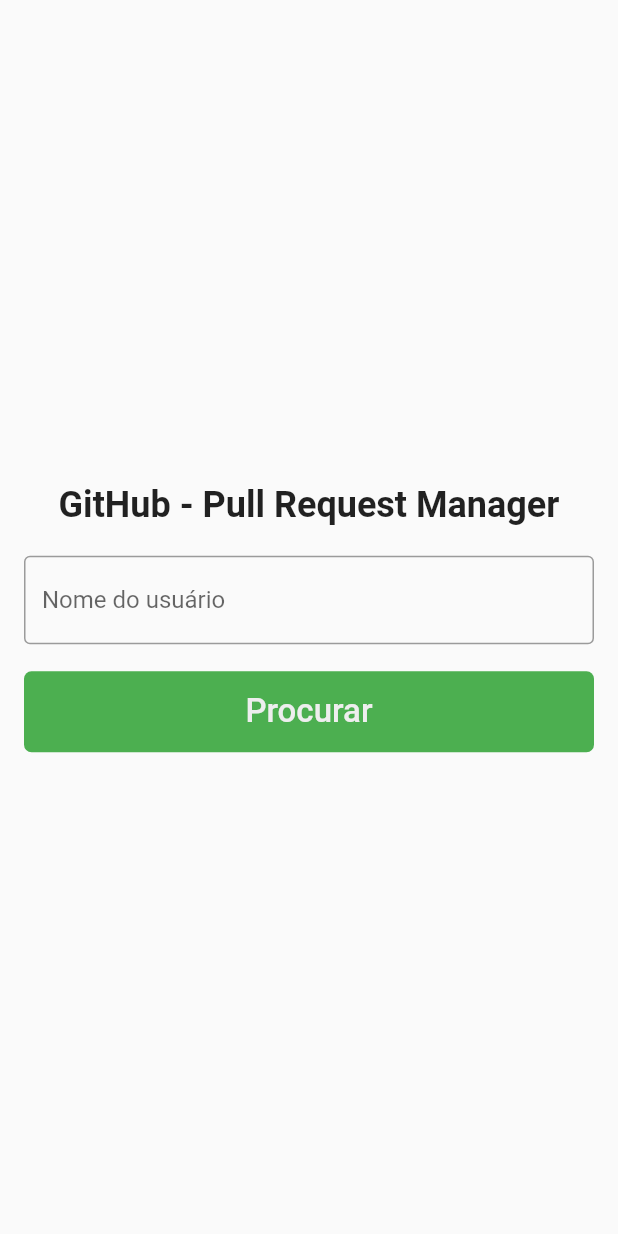
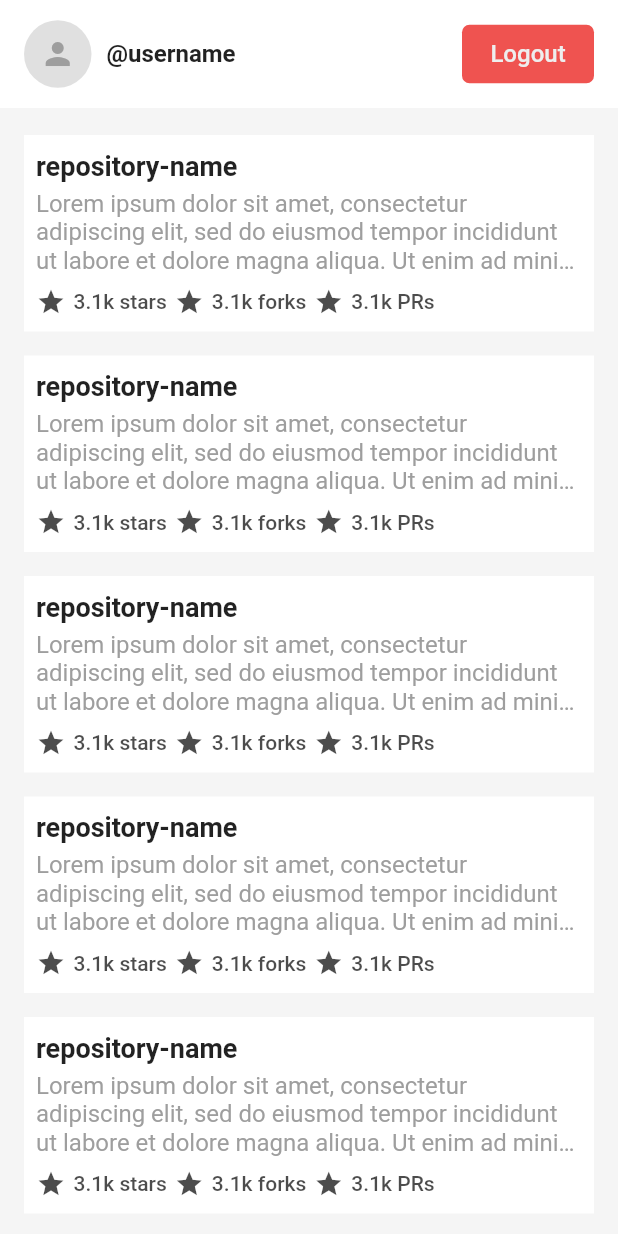
Before and after one commit to eleve-software/desafio-flutter, a Flutter app: the screen it shows after launch, after a tap on "Procurar", on a phone screen of 412 x 824 dp. Run offline on Flutter 3.47's test engine with Material 2 defaults, Android fonts, the phone set to English and light mode, and no system bars.

Commit message:
feat: add repository screen and navigation

```diff
--- /dev/null
+++ b/pull_request_manager/lib/routes.dart
@@ -0,0 +1,16 @@
+import 'package:flutter/widgets.dart';
+
+import 'ui/screens/home_screen.dart';
+import 'ui/screens/repository_screen.dart';
+
+class Routes {
+  Routes._();
+
+  static const String home = '/home';
+  static const String repository = '/repository';
+
+  static final routes = <String, WidgetBuilder>{
+    home: (context) => HomeScreen(),
+    repository: (context) => RepositoryScreen(),
+  };
+}
--- a/pull_request_manager/lib/ui/screens/home_screen.dart
+++ b/pull_request_manager/lib/ui/screens/home_screen.dart
@@ -1,4 +1,5 @@
 import 'package:flutter/material.dart';
+import 'package:pull_request_manager/routes.dart';
 
 class HomeScreen extends StatelessWidget {
   @override
@@ -42,7 +43,10 @@ class HomeScreen extends StatelessWidget {
                     ),
                   ),
                 ),
-                onPressed: () {},
+                onPressed: () => Navigator.pushNamed(
+                  context,
+                  Routes.repository,
+                ),
               )
             ],
           ),
--- /dev/null
+++ b/pull_request_manager/lib/ui/screens/repository_screen.dart
@@ -0,0 +1,81 @@
+import 'package:flutter/material.dart';
+
+import '../widgtes/repository_item.dart';
+
+class RepositoryScreen extends StatelessWidget {
+  @override
+  Widget build(BuildContext context) {
+    return Scaffold(
+      backgroundColor: Colors.grey.shade100,
+      body: SafeArea(
+        child: Column(
+          children: [
+            Container(
+              color: Colors.white,
+              padding: const EdgeInsets.symmetric(
+                horizontal: 16.0,
+                vertical: 12.0,
+              ),
+              child: Row(
+                mainAxisAlignment: MainAxisAlignment.spaceBetween,
+                children: [
+                  Row(
+                    children: [
+                      Container(
+                        width: 45.0,
+                        height: 45.0,
+                        decoration: BoxDecoration(
+                          color: Colors.grey.shade300,
+                          borderRadius: BorderRadius.circular(45.0),
+                        ),
+                        child: Icon(
+                          Icons.person,
+                          color: Colors.grey,
+                        ),
+                      ),
+                      SizedBox(width: 10.0),
+                      Text(
+                        '@username',
+                        style: TextStyle(
+                          fontSize: 16.0,
+                          color: Colors.black87,
+                          fontWeight: FontWeight.bold,
+                        ),
+                      ),
+                    ],
+                  ),
+                  FlatButton(
+                    color: Colors.red.shade400,
+                    shape: RoundedRectangleBorder(
+                      borderRadius: BorderRadius.circular(5.0),
+                    ),
+                    child: Padding(
+                      padding: const EdgeInsets.symmetric(vertical: 10.0),
+                      child: Text(
+                        'Logout',
+                        style: TextStyle(
+                          fontSize: 16.0,
+                          color: Colors.grey.shade200,
+                        ),
+                      ),
+                    ),
+                    onPressed: () => Navigator.pop(context),
+                  ),
+                ],
+              ),
+            ),
+            SizedBox(height: 10.0),
+            Expanded(
+              child: ListView.builder(
+                itemCount: 10,
+                itemBuilder: (context, index) {
+                  return RepositoryItem();
+                },
+              ),
+            )
+          ],
+        ),
+      ),
+    );
+  }
+}
--- /dev/null
+++ b/pull_request_manager/lib/ui/widgtes/repository_footer_item.dart
@@ -0,0 +1,33 @@
+import 'package:flutter/material.dart';
+
+class RepositoryFooterItem extends StatelessWidget {
+  final IconData icon;
+  final String title;
+
+  const RepositoryFooterItem({
+    Key key,
+    @required this.icon,
+    @required this.title,
+  }) : super(key: key);
+
+  @override
+  Widget build(BuildContext context) {
+    return Row(
+      children: [
+        Icon(
+          icon,
+          size: 20.0,
+          color: Colors.black.withOpacity(0.7),
+        ),
+        SizedBox(width: 5.0),
+        Text(
+          title,
+          style: TextStyle(
+            fontWeight: FontWeight.w500,
+            color: Colors.black.withOpacity(0.7),
+          ),
+        ),
+      ],
+    );
+  }
+}
--- /dev/null
+++ b/pull_request_manager/lib/ui/widgtes/repository_item.dart
@@ -0,0 +1,66 @@
+import 'package:flutter/material.dart';
+
+import 'repository_footer_item.dart';
+
+class RepositoryItem extends StatelessWidget {
+  const RepositoryItem({
+    Key key,
+  }) : super(key: key);
+
+  @override
+  Widget build(BuildContext context) {
+    return Container(
+      margin: const EdgeInsets.symmetric(
+        horizontal: 16.0,
+        vertical: 8.0,
+      ),
+      padding: const EdgeInsets.symmetric(
+        vertical: 10.0,
+        horizontal: 8.0,
+      ),
+      color: Colors.white,
+      child: Column(
+        crossAxisAlignment: CrossAxisAlignment.start,
+        children: [
+          Text(
+            'repository-name',
+            style: TextStyle(
+              fontSize: 18.0,
+              color: Colors.black87,
+              fontWeight: FontWeight.bold,
+            ),
+          ),
+          SizedBox(height: 5.0),
+          Text(
+            'Lorem ipsum dolor sit amet, consectetur adipiscing elit, sed do eiusmod tempor incididunt ut labore et dolore magna aliqua. Ut enim ad minim veniam, quis nostrud exercitation ullamco laboris nisi ut aliquip ex ea commodo consequat',
+            maxLines: 3,
+            overflow: TextOverflow.ellipsis,
+            style: TextStyle(
+              fontSize: 16.0,
+              color: Colors.grey,
+            ),
+          ),
+          SizedBox(height: 8.0),
+          Row(
+            children: [
+              RepositoryFooterItem(
+                icon: Icons.star,
+                title: '3.1k stars',
+              ),
+              SizedBox(width: 5.0),
+              RepositoryFooterItem(
+                icon: Icons.star,
+                title: '3.1k forks',
+              ),
+              SizedBox(width: 5.0),
+              RepositoryFooterItem(
+                icon: Icons.star,
+                title: '3.1k PRs',
+              ),
+            ],
+          ),
+        ],
+      ),
+    );
+  }
+}
```
